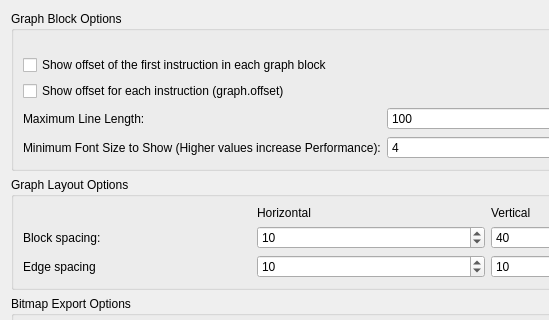
First picture: the form in src/dialogs/preferences/GraphOptionsWidget.ui, repository rizinorg/cutter, before the edit; both pictures show x 0 to 549 and y 0 to 320 of the 742 by 698 pixel window.
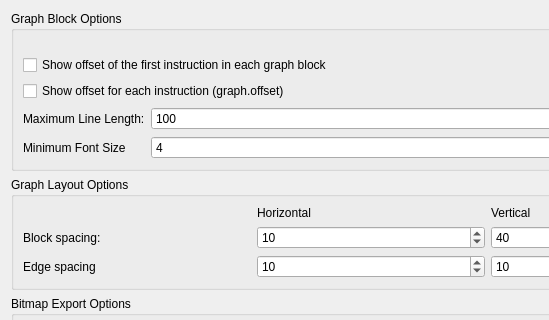
Second picture: the form after the edit.

The edit to the form file:
```diff
--- a/src/dialogs/preferences/GraphOptionsWidget.ui
+++ b/src/dialogs/preferences/GraphOptionsWidget.ui
@@ -67,7 +67,7 @@
           <item row="1" column="0">
            <widget class="QLabel" name="minFontSizeLabel">
             <property name="text">
-             <string>Minimum Font Size to Show (Higher values increase Performance):</string>
+             <string>Minimum Font Size</string>
             </property>
            </widget>
           </item>
```
Left out of the diff: 6 changed lines with no effect on the pictures.
